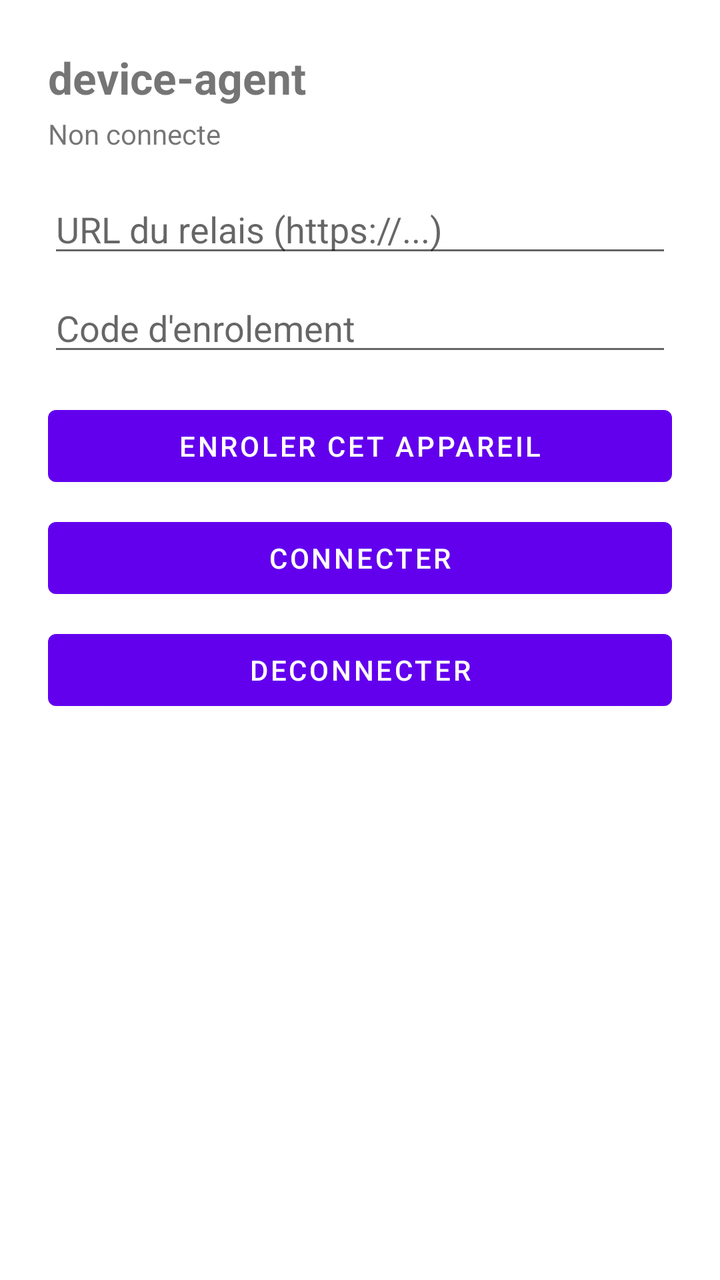
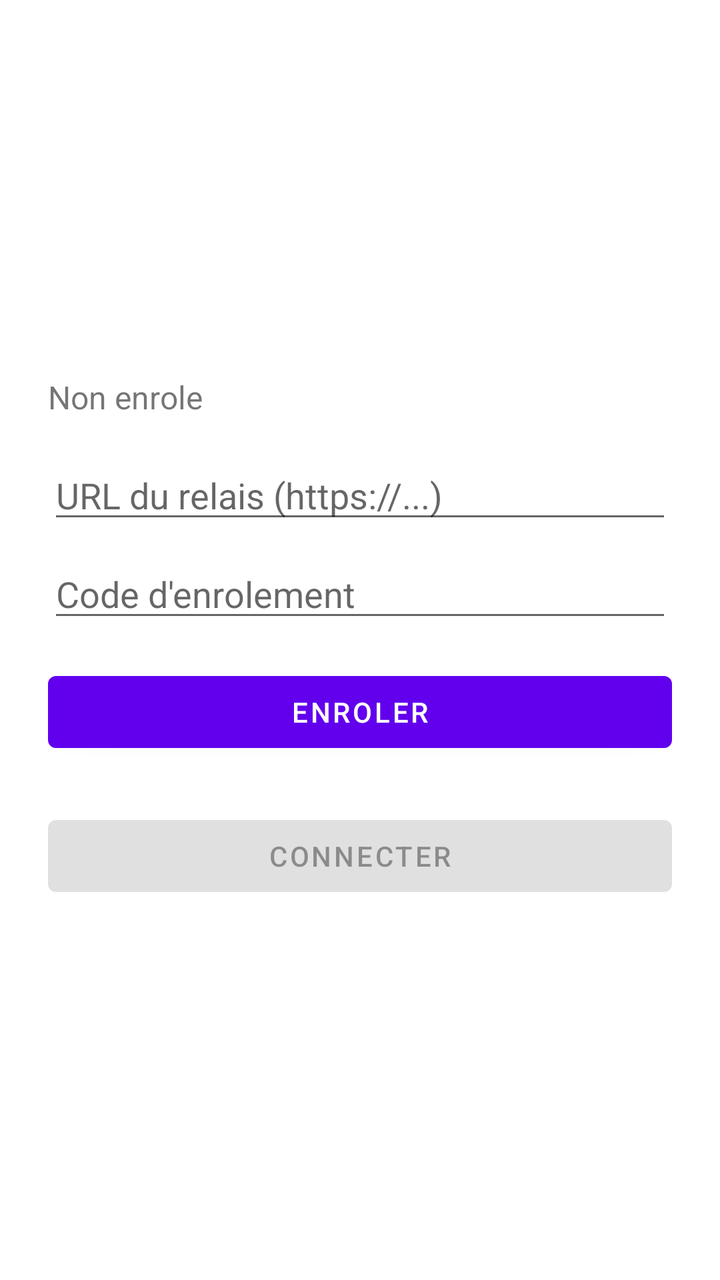

Screens rendered from an Android XML layout before and after an edit, with the pre-edit source and the edit as a unified diff.
<!-- AndroidManifest.xml: application theme Theme.DeviceAgent -->
<!-- res/layout/activity_main.xml -->
<?xml version="1.0" encoding="utf-8"?>
<LinearLayout xmlns:android="http://schemas.android.com/apk/res/android"
    android:layout_width="match_parent"
    android:layout_height="match_parent"
    android:orientation="vertical"
    android:padding="24dp">

    <TextView
        android:layout_width="wrap_content"
        android:layout_height="wrap_content"
        android:text="device-agent"
        android:textSize="22sp"
        android:textStyle="bold"
        android:layout_marginBottom="4dp" />

    <TextView
        android:id="@+id/statusText"
        android:layout_width="match_parent"
        android:layout_height="wrap_content"
        android:text="Non connecte"
        android:textSize="14sp"
        android:layout_marginBottom="16dp" />

    <EditText
        android:id="@+id/serverUrlField"
        android:layout_width="match_parent"
        android:layout_height="wrap_content"
        android:hint="URL du relais (https://...)"
        android:inputType="textUri" />

    <EditText
        android:id="@+id/enrollmentCodeField"
        android:layout_width="match_parent"
        android:layout_height="wrap_content"
        android:hint="Code d'enrolement"
        android:layout_marginTop="8dp" />

    <Button
        android:id="@+id/enrollButton"
        android:layout_width="match_parent"
        android:layout_height="wrap_content"
        android:text="Enroler cet appareil"
        android:layout_marginTop="16dp" />

    <Button
        android:id="@+id/connectButton"
        android:layout_width="match_parent"
        android:layout_height="wrap_content"
        android:text="Connecter"
        android:layout_marginTop="8dp" />

    <Button
        android:id="@+id/disconnectButton"
        android:layout_width="match_parent"
        android:layout_height="wrap_content"
        android:text="Deconnecter"
        android:layout_marginTop="8dp" />

</LinearLayout>
<!-- resources referenced by this layout -->
<resources>
  <style name="Theme.DeviceAgent" parent="Theme.MaterialComponents.DayNight.NoActionBar" />
</resources>

<!-- the commit's change to res/layout/activity_main.xml (unified diff, before → after) -->
@@ -3,57 +3,44 @@
     android:layout_width="match_parent"
     android:layout_height="match_parent"
     android:orientation="vertical"
-    android:padding="24dp">
-
-    <TextView
-        android:layout_width="wrap_content"
-        android:layout_height="wrap_content"
-        android:text="device-agent"
-        android:textSize="22sp"
-        android:textStyle="bold"
-        android:layout_marginBottom="4dp" />
+    android:padding="24dp"
+    android:gravity="center_vertical">
 
     <TextView
         android:id="@+id/statusText"
         android:layout_width="match_parent"
         android:layout_height="wrap_content"
-        android:text="Non connecte"
-        android:textSize="14sp"
-        android:layout_marginBottom="16dp" />
+        android:textSize="16sp"
+        android:layout_marginBottom="16dp"
+        android:text="Non enrole" />
 
     <EditText
-        android:id="@+id/serverUrlField"
+        android:id="@+id/serverUrlInput"
         android:layout_width="match_parent"
         android:layout_height="wrap_content"
         android:hint="URL du relais (https://...)"
         android:inputType="textUri" />
 
     <EditText
-        android:id="@+id/enrollmentCodeField"
+        android:id="@+id/enrollmentCodeInput"
         android:layout_width="match_parent"
         android:layout_height="wrap_content"
-        android:hint="Code d'enrolement"
-        android:layout_marginTop="8dp" />
+        android:layout_marginTop="8dp"
+        android:hint="Code d'enrolement" />
 
     <Button
         android:id="@+id/enrollButton"
         android:layout_width="match_parent"
         android:layout_height="wrap_content"
-        android:text="Enroler cet appareil"
-        android:layout_marginTop="16dp" />
+        android:layout_marginTop="16dp"
+        android:text="Enroler" />
 
     <Button
         android:id="@+id/connectButton"
         android:layout_width="match_parent"
         android:layout_height="wrap_content"
+        android:layout_marginTop="24dp"
         android:text="Connecter"
-        android:layout_marginTop="8dp" />
-
-    <Button
-        android:id="@+id/disconnectButton"
-        android:layout_width="match_parent"
-        android:layout_height="wrap_content"
-        android:text="Deconnecter"
-        android:layout_marginTop="8dp" />
+        android:enabled="false" />
 
 </LinearLayout>
